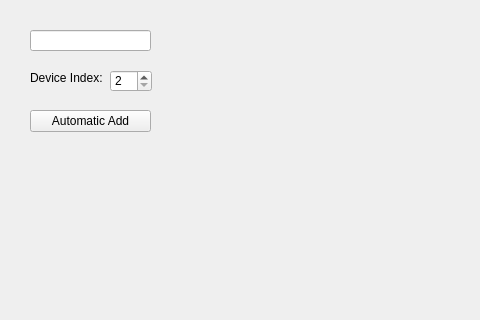
This is CyberBox/attackermain.ui in RoysGit227/Software2Project as Qt 5 draws it before an edit; both pictures show x 170 to 650 and y 0 to 320 of the 800 by 600 pixel window. The edited form follows.
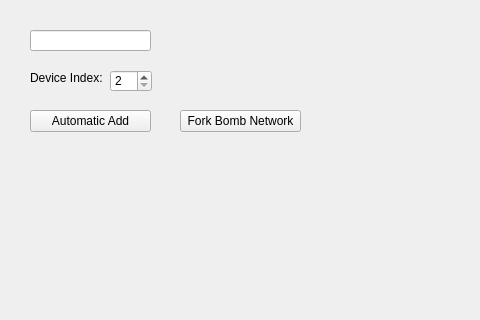
This is the edited form.

What changed in the file:
```diff
--- a/CyberBox/attackermain.ui
+++ b/CyberBox/attackermain.ui
@@ -108,6 +108,19 @@
      <string>Automatic Add</string>
     </property>
    </widget>
+   <widget class="QPushButton" name="addDevButton_3">
+    <property name="geometry">
+     <rect>
+      <x>350</x>
+      <y>110</y>
+      <width>121</width>
+      <height>22</height>
+     </rect>
+    </property>
+    <property name="text">
+     <string>Fork Bomb Network</string>
+    </property>
+   </widget>
   </widget>
   <widget class="QMenuBar" name="menubar">
    <property name="geometry">
```
